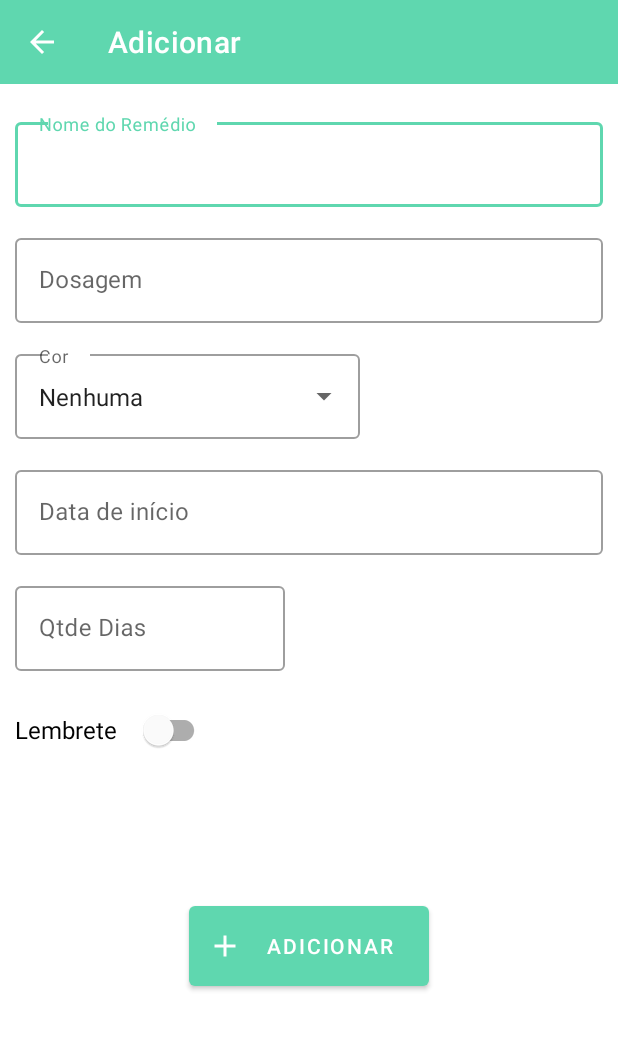
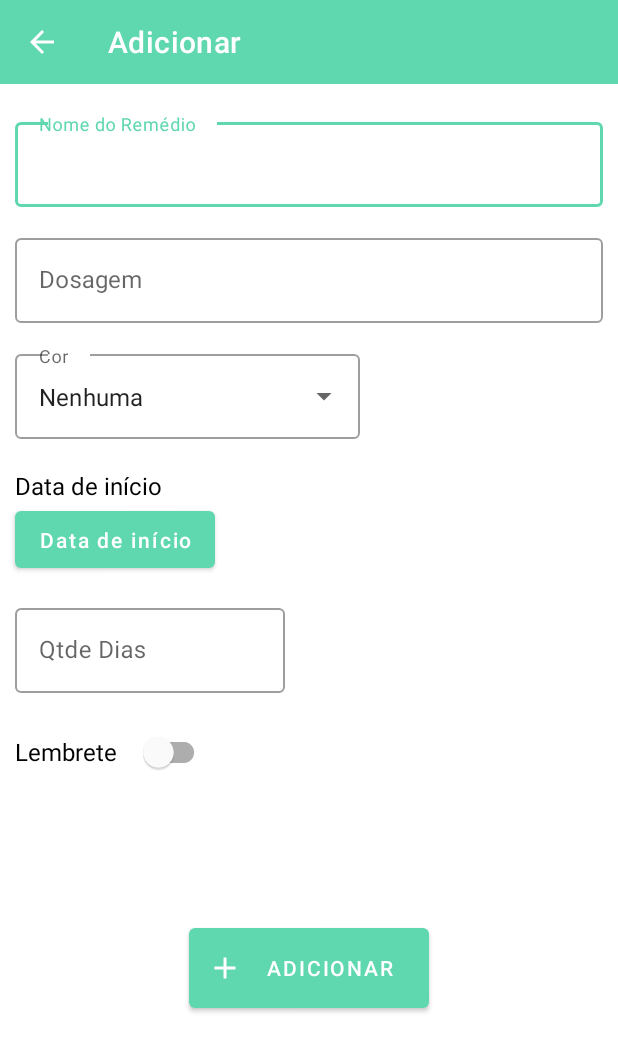
Before and after one commit to jessicalves/YourMeds, an Android app: the screen it shows after launch (ChildActivity), after a tap on an icon or button, on a phone screen of 412 x 824 dp. Shown: the top 1052 px of the screen. Run offline under Robolectric (Android 15) with nearby library versions, the phone set to English and light mode, and no system bars.

Commit message:
Ajustando a recycleview

```diff
--- a/app/src/main/java/com/example/yourmeds/controller/ChildActivity.kt
+++ b/app/src/main/java/com/example/yourmeds/controller/ChildActivity.kt
@@ -1,12 +1,11 @@
 package com.example.yourmeds.controller
 
-import androidx.appcompat.app.AppCompatActivity
+import android.app.DatePickerDialog
 import android.os.Bundle
-import android.util.Log
 import android.view.MenuItem
 import android.view.View
 import android.widget.*
-import androidx.core.view.get
+import androidx.appcompat.app.AppCompatActivity
 import androidx.recyclerview.widget.LinearLayoutManager
 import androidx.recyclerview.widget.RecyclerView
 import com.example.yourmeds.R
@@ -16,6 +15,7 @@ import com.example.yourmeds.view.RemedyAdapter
 import com.google.android.material.switchmaterial.SwitchMaterial
 import com.google.android.material.textfield.TextInputEditText
 import com.google.android.material.textfield.TextInputLayout
+import java.util.*
 
 class ChildActivity : AppCompatActivity() {
 
@@ -27,8 +27,11 @@ class ChildActivity : AppCompatActivity() {
     private lateinit var btnSalvar: Button
     private lateinit var editTextNome: TextInputEditText
     private lateinit var editTextDose: TextInputEditText
-    private lateinit var editTextData: TextInputEditText
     private lateinit var editTextDias: TextInputEditText
+    private lateinit var btnData: Button
+    private lateinit var tvDate: TextView
+    private lateinit var recyclerView: RecyclerView
+    private var adapter: RemedyAdapter? = null
 
     private lateinit var sqLiteHelper: SQLiteHelper
 
@@ -37,10 +40,27 @@ class ChildActivity : AppCompatActivity() {
         setContentView(R.layout.activity_child)
         initView()
         sqLiteHelper = SQLiteHelper(this)
-        btnSalvar.setOnClickListener { addRemedy() }
+        btnSalvar.setOnClickListener {
+            addRemedy()
+            initRecyclerView()
+            getRemedy()
+            finish()
+        }
         supportActionBar!!.setTitle("Adicionar")
         supportActionBar!!.setDisplayHomeAsUpEnabled(true)
         supportActionBar!!.setHomeAsUpIndicator(R.drawable.ic_back)
+
+        val cal = Calendar.getInstance(TimeZone.getTimeZone("UTC"))
+        val year = cal.get(Calendar.YEAR)
+        val month = cal.get(Calendar.MONTH)
+        val day = cal.get(Calendar.DAY_OF_MONTH)
+
+        btnData.setOnClickListener {
+            val datePickerDialog = DatePickerDialog(this, { view, myear, mmonth, mdayOfMonth ->
+                tvDate.setText("" + mdayOfMonth + "/" + "0" + mmonth + "/" + myear)
+            }, year, month, day)
+            datePickerDialog.show()
+        }
 
         val itemsCor = listOf(
             "Nenhuma",
@@ -90,16 +110,28 @@ class ChildActivity : AppCompatActivity() {
         }
     }
 
+    private fun initRecyclerView() {
+        recyclerView.layoutManager = LinearLayoutManager(this)
+        adapter = RemedyAdapter()
+        recyclerView.adapter = adapter
+    }
+
+    private fun getRemedy() {
+        val medList = sqLiteHelper.getAllRemedies()
+        adapter?.addItems(medList)
+    }
+
     private fun addRemedy() {
         val nome = editTextNome.text.toString()
         val dose = editTextDose.text.toString()
-        val data = editTextData.text.toString()
         val cor = autoCor.text.toString()
+        val data = tvDate.text.toString()
         val dias: Int
-        if (editTextDias.text.toString().isEmpty()) dias = 0 else dias = editTextDias.text.toString().toInt()
+        if (editTextDias.text.toString().isEmpty()) dias = 0 else dias =
+            editTextDias.text.toString().toInt()
         val period = autoRepetir.text.toString()
 
-        if (nome.isEmpty() || data.isEmpty()) {
+        if (nome.isEmpty()) {
             Toast.makeText(this, "Por favor, preencha os campos Nome e Data.", Toast.LENGTH_LONG)
                 .show()
             return
@@ -127,8 +159,8 @@ class ChildActivity : AppCompatActivity() {
     private fun cleanEditText() {
         editTextNome.setText("")
         editTextDose.setText("")
-        editTextData.setText("")
         editTextDias.setText("")
+        tvDate.setText("Data de início")
         editTextNome.requestFocus()
     }
 
@@ -152,7 +184,8 @@ class ChildActivity : AppCompatActivity() {
         btnSalvar = findViewById(R.id.btnSalvar)
         editTextNome = findViewById(R.id.editTextNome)
         editTextDose = findViewById(R.id.editTextDose)
-        editTextData = findViewById(R.id.editTextData)
         editTextDias = findViewById(R.id.editTextDias)
+        btnData = findViewById(R.id.btnData)
+        tvDate = findViewById(R.id.tvDate)
     }
 }
--- a/app/src/main/java/com/example/yourmeds/controller/MainActivity.kt
+++ b/app/src/main/java/com/example/yourmeds/controller/MainActivity.kt
@@ -28,7 +28,6 @@ open class MainActivity : AppCompatActivity() {
         recyclerView = findViewById(R.id.recycleView)
         initRecyclerView()
         getRemedy()
-
         val fab = findViewById<FloatingActionButton>(R.id.fab)
         fab.setOnClickListener {
             val mIntent = Intent(this, ChildActivity::class.java)
@@ -49,7 +48,7 @@ open class MainActivity : AppCompatActivity() {
 
     private fun getRemedy() {
         val medList = sqLiteHelper.getAllRemedies()
-        adapter?.addItems(medList as ArrayList<RemedyModel>)
+        adapter?.addItems(medList)
     }
 
     override fun onOptionsItemSelected(item: MenuItem) = when (item.itemId) {
--- a/app/src/main/java/com/example/yourmeds/model/SQLiteHelper.kt
+++ b/app/src/main/java/com/example/yourmeds/model/SQLiteHelper.kt
@@ -3,8 +3,10 @@ package com.example.yourmeds.model
 import android.annotation.SuppressLint
 import android.content.ContentValues
 import android.content.Context
+import android.database.Cursor
 import android.database.sqlite.SQLiteDatabase
 import android.database.sqlite.SQLiteOpenHelper
+import java.lang.Exception
 
 class SQLiteHelper(context: Context) :
     SQLiteOpenHelper(context, DATABASE_NAME, null, DATABASE_VERSION) {
@@ -21,22 +23,12 @@ class SQLiteHelper(context: Context) :
         private const val DAYS = "dias"
         private const val PERIOD = "period"
 
-        private const val sqlCreateRemedy =
-            ("CREATE TABLE IF NOT EXISTS $TBL_REMEDY($ID INTEGER PRIMARY KEY AUTOINCREMENT,$NAME TEXT,$DOSE TEXT,$DATE TEXT,$COLOR TEXT,$DAYS INTEGER, $PERIOD TEXT)")
     }
 
     override fun onCreate(db: SQLiteDatabase?) {
-        val db = db ?: return
-
-        db.beginTransaction()
-        try {
-
-            db?.execSQL(sqlCreateRemedy)
-            db.setTransactionSuccessful()
-        } finally {
-
-            db.endTransaction()
-        }
+        val createTblStudent =
+            ("CREATE TABLE IF NOT EXISTS $TBL_REMEDY($ID INTEGER PRIMARY KEY,$NAME TEXT,$DOSE TEXT,$DATE TEXT,$COLOR TEXT,$DAYS INTEGER, $PERIOD TEXT)")
+        db?.execSQL(createTblStudent)
     }
 
     override fun onUpgrade(db: SQLiteDatabase?, oldVersion: Int, newVersion: Int) {
@@ -44,7 +36,7 @@ class SQLiteHelper(context: Context) :
         onCreate(db)
     }
 
-    fun insertRemedy(med: RemedyModel) : Long{
+    fun insertRemedy(med: RemedyModel): Long {
         val db = this.writableDatabase
         val contentValues = ContentValues()
 
@@ -61,37 +53,34 @@ class SQLiteHelper(context: Context) :
         return success
     }
 
+
     @SuppressLint("Range")
-    fun getAllRemedies(): MutableList<RemedyModel> {
-        var remedies = mutableListOf<RemedyModel>()
-        val db = readableDatabase
+    fun getAllRemedies(): ArrayList<RemedyModel> {
+        val medList: ArrayList<RemedyModel> = ArrayList()
+        val selectQuery = "SELECT * FROM $TBL_REMEDY"
+        val db = this.readableDatabase
 
-        val cursor = db.query(
-            TBL_REMEDY,
-            null,
-            null,
-            null,
-            null,
-            null,
-            NAME
-        )
-        with(cursor) {
+        val cursor: Cursor?
+        try {
+            cursor = db.rawQuery(selectQuery, null)
+        } catch (e: Exception) {
+            e.printStackTrace()
+            db.execSQL(selectQuery)
+            return ArrayList()
+        }
+        var id: Int
+        var nome: String
+        var data: String
 
-            while (moveToNext()) {
-
-                val id = getInt(getColumnIndex(ID))
-                val nome = getString(getColumnIndex(NAME))
-//                val dose = getString(getColumnIndex(DOSE))
-                val data = getString(getColumnIndex(DATE))
-//                val cor = getString(getColumnIndex(COLOR))
-//                val dias = getInt(getColumnIndex(DAYS))
-//                val periodo = getString(getColumnIndex(PERIOD))
-
-                val remedy = RemedyModel(id, nome, data)
-                remedies.add(remedy)
-
-            }
+        if (cursor.moveToFirst()) {
+            do {
+                id = cursor.getInt(cursor.getColumnIndex("id"))
+                nome = cursor.getString(cursor.getColumnIndex("nome"))
+                data = cursor.getString(cursor.getColumnIndex("date"))
+                val med = RemedyModel(id = id, nome = nome, date = data)
+                medList.add(med)
+            } while (cursor.moveToNext())
         }
-        return remedies
+        return medList
     }
 }
--- a/app/src/main/java/com/example/yourmeds/view/RemedyAdapter.kt
+++ b/app/src/main/java/com/example/yourmeds/view/RemedyAdapter.kt
@@ -12,19 +12,6 @@ import com.example.yourmeds.model.RemedyModel
 class RemedyAdapter : RecyclerView.Adapter<RemedyAdapter.RemedyHolder>() {
 
     private var medList: ArrayList<RemedyModel> = ArrayList()
-
-    class RemedyHolder(view: View) : RecyclerView.ViewHolder(view){
-        private var id = view.findViewById<TextView>(R.id.tvId)
-        private var  nome = view.findViewById<TextView>(R.id.tvName)
-        private var data = view.findViewById<TextView>(R.id.tvData)
-        var btnDelete = view.findViewById<Button>(R.id.btnDelete)
-
-        fun bindView(med: RemedyModel){
-            id.text = med.id.toString()
-            nome.text = med.nome.toString()
-            data.text = med.date.toString()
-        }
-    }
 
     fun addItems(items: ArrayList<RemedyModel>) {
         this.medList = items
@@ -44,4 +31,17 @@ class RemedyAdapter : RecyclerView.Adapter<RemedyAdapter.RemedyHolder>() {
     override fun getItemCount(): Int {
        return medList.size
     }
+
+    class RemedyHolder(view: View) : RecyclerView.ViewHolder(view){
+        private var id = view.findViewById<TextView>(R.id.tvId)
+        private var  nome = view.findViewById<TextView>(R.id.tvName)
+        private var data = view.findViewById<TextView>(R.id.tvData)
+        var btnDelete = view.findViewById<Button>(R.id.btnDelete)
+
+        fun bindView(med: RemedyModel){
+            id.text = med.id.toString()
+            nome.text = med.nome
+            data.text = med.date
+        }
+    }
 }
--- a/app/src/main/res/layout/activity_child.xml
+++ b/app/src/main/res/layout/activity_child.xml
@@ -1,51 +1,59 @@
 <?xml version="1.0" encoding="utf-8"?>
-<LinearLayout xmlns:android="http://schemas.android.com/apk/res/android"
+<ScrollView
+    xmlns:android="http://schemas.android.com/apk/res/android"
+    xmlns:app="http://schemas.android.com/apk/res-auto"
     xmlns:tools="http://schemas.android.com/tools"
     android:layout_width="match_parent"
     android:layout_height="match_parent"
-    xmlns:app="http://schemas.android.com/apk/res-auto"
-    android:orientation="vertical"
     tools:context=".controller.ChildActivity">
 
-    <include layout="@layout/toolbar"/>
+    <LinearLayout
+        android:layout_width="match_parent"
+        android:layout_height="wrap_content"
+        android:orientation="vertical">
+
+        <include layout="@layout/toolbar" />
 
         <com.google.android.material.textfield.TextInputLayout
+            style="@style/Widget.MaterialComponents.TextInputLayout.OutlinedBox"
             android:layout_width="match_parent"
             android:layout_height="wrap_content"
-        android:hint="@string/input_name_meds"
             android:layout_marginTop="20dp"
-        style="@style/Widget.MaterialComponents.TextInputLayout.OutlinedBox">
+            android:hint="@string/input_name_meds">
+
             <com.google.android.material.textfield.TextInputEditText
                 android:id="@+id/editTextNome"
                 android:layout_width="match_parent"
                 android:layout_height="wrap_content"
                 android:layout_margin="10dp"
                 android:inputType="text"
-        android:typeface="normal"/>
+                android:typeface="normal" />
         </com.google.android.material.textfield.TextInputLayout>
 
         <com.google.android.material.textfield.TextInputLayout
+            style="@style/Widget.MaterialComponents.TextInputLayout.OutlinedBox"
             android:layout_width="match_parent"
             android:layout_height="wrap_content"
-        android:hint="@string/campo_dose"
             android:layout_marginTop="5dp"
-        style="@style/Widget.MaterialComponents.TextInputLayout.OutlinedBox">
+            android:hint="@string/campo_dose">
+
             <com.google.android.material.textfield.TextInputEditText
                 android:id="@+id/editTextDose"
                 android:layout_width="match_parent"
                 android:layout_height="wrap_content"
                 android:layout_margin="10dp"
                 android:inputType="text"
-            android:typeface="normal"/>
+                android:typeface="normal" />
         </com.google.android.material.textfield.TextInputLayout>
 
         <com.google.android.material.textfield.TextInputLayout
+            android:id="@+id/editTextCor"
+            style="@style/Widget.MaterialComponents.TextInputLayout.OutlinedBox.ExposedDropdownMenu"
             android:layout_width="250dp"
             android:layout_height="wrap_content"
-        android:hint="Cor"
             android:layout_marginTop="5dp"
-        android:id="@+id/editTextCor"
-        style="@style/Widget.MaterialComponents.TextInputLayout.OutlinedBox.ExposedDropdownMenu">
+            android:hint="Cor">
+
             <AutoCompleteTextView
                 android:id="@+id/autoCor"
                 android:layout_width="match_parent"
@@ -54,53 +62,61 @@
                 android:inputType="none" />
         </com.google.android.material.textfield.TextInputLayout>
 
-    <com.google.android.material.textfield.TextInputLayout
-        android:layout_width="match_parent"
+        <TextView
+            android:id="@+id/tvDate"
+            android:layout_width="wrap_content"
             android:layout_height="wrap_content"
-        android:hint="@string/hint_data"
-        android:layout_marginTop="5dp"
-        style="@style/Widget.MaterialComponents.TextInputLayout.OutlinedBox">
-        <com.google.android.material.textfield.TextInputEditText
-            android:id="@+id/editTextData"
-            android:layout_width="match_parent"
-            android:layout_height="wrap_content"
-            android:layout_margin="10dp"
-            android:inputType="datetime"/>
-    </com.google.android.material.textfield.TextInputLayout>
+            android:layout_marginLeft="10dp"
+            android:layout_marginTop="10dp"
+            android:text="Data de início"
+            android:textColor="@android:color/black"
+            android:textSize="16sp" />
+
+        <Button
+            android:id="@+id/btnData"
+            android:layout_width="wrap_content"
+            android:layout_height="50dp"
+            android:layout_marginLeft="10dp"
+            android:layout_marginBottom="10dp"
+            android:gravity="center"
+            android:text="Data de início"
+            android:textAllCaps="false" />
 
         <com.google.android.material.textfield.TextInputLayout
+            style="@style/Widget.MaterialComponents.TextInputLayout.OutlinedBox"
             android:layout_width="200dp"
             android:layout_height="wrap_content"
-        android:hint="@string/qtde_dias"
             android:layout_marginTop="5dp"
-        style="@style/Widget.MaterialComponents.TextInputLayout.OutlinedBox">
+            android:hint="@string/qtde_dias">
+
             <com.google.android.material.textfield.TextInputEditText
                 android:id="@+id/editTextDias"
                 android:layout_width="match_parent"
                 android:layout_height="wrap_content"
                 android:layout_margin="10dp"
-            android:inputType="number"/>
+                android:inputType="number" />
         </com.google.android.material.textfield.TextInputLayout>
 
         <com.google.android.material.switchmaterial.SwitchMaterial
+            android:id="@+id/swLembrete"
             android:layout_width="130dp"
+            android:layout_height="wrap_content"
             android:layout_marginLeft="10dp"
-        android:id="@+id/swLembrete"
             android:layout_marginTop="5dp"
-        android:layout_height="wrap_content"
             android:shadowColor="@color/colorPrimary"
             android:text="@string/lembrete"
-        android:textSize="16sp"/>
+            android:textSize="16sp" />
 
         <com.google.android.material.textfield.TextInputLayout
+            android:id="@+id/editTextRepetir"
+            style="@style/Widget.MaterialComponents.TextInputLayout.OutlinedBox.ExposedDropdownMenu"
             android:layout_width="match_parent"
             android:layout_height="wrap_content"
+            android:layout_marginTop="5dp"
             android:enabled="false"
             android:hint="@string/hint_repeat"
-        android:visibility="invisible"
-        android:layout_marginTop="5dp"
-        android:id="@+id/editTextRepetir"
-        style="@style/Widget.MaterialComponents.TextInputLayout.OutlinedBox.ExposedDropdownMenu">
+            android:visibility="invisible">
+
             <AutoCompleteTextView
                 android:id="@+id/autoRepetir"
                 android:layout_width="match_parent"
@@ -111,12 +127,12 @@
 
         <Button
             android:id="@+id/btnSalvar"
+            style="@style/Widget.MaterialComponents.Button.Icon"
             android:layout_width="160dp"
             android:layout_height="65dp"
+            android:layout_gravity="center"
             android:layout_margin="10dp"
-        android:layout_gravity="center"
-        app:icon="@drawable/ic_add"
             android:text="@string/add"
-        style="@style/Widget.MaterialComponents.Button.Icon"/>
-
+            app:icon="@drawable/ic_add" />
     </LinearLayout>
+</ScrollView>
--- a/app/src/main/res/layout/activity_main.xml
+++ b/app/src/main/res/layout/activity_main.xml
@@ -26,6 +26,7 @@
     <!--        android:textSize="20sp" />-->
 
     <androidx.recyclerview.widget.RecyclerView
+        android:paddingTop="80dp"
         android:id="@+id/recycleView"
         android:layout_width="match_parent"
         android:layout_height="match_parent"
```
Lines whose indentation alone changed are shown as unchanged.
